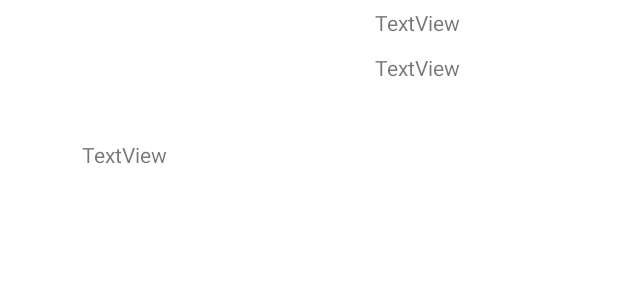
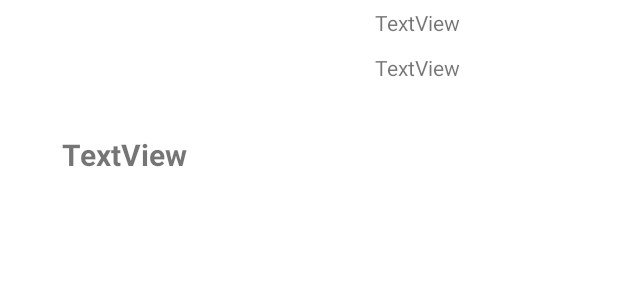
Before and after one commit to colletjea/appKenaii, an Android app: the layout adapter_view_layout.xml on its own in the app's theme, with its tools: preview values and no code run, on a phone screen of 412 x 824 dp. Shown: the top 300 px of the screen. Run offline under Robolectric (Android 15) with nearby library versions, the phone set to English and light mode, and no system bars.

Commit message:
Détails des modifs : - modif affichage pour page Listing event

```diff
--- a/app/src/main/res/layout/adapter_view_layout.xml
+++ b/app/src/main/res/layout/adapter_view_layout.xml
@@ -18,6 +18,8 @@
         android:layout_marginStart="8dp"
         android:gravity="center"
         android:text="TextView"
+        android:textSize="20sp"
+        android:textStyle="bold"
         app:layout_constraintBottom_toBottomOf="parent"
         app:layout_constraintStart_toStartOf="parent"
         app:layout_constraintTop_toTopOf="parent"
```
